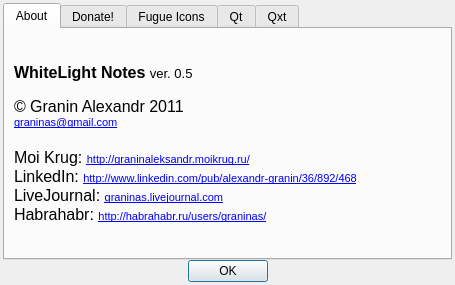
graninas/WhiteLightNotes, file src/aboutdialog.ui: the form before one commit.
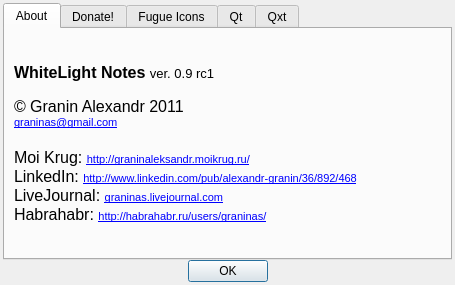
The form after the commit. Icons and pictures are not drawn.

Diff of the .ui file:
```diff
--- a/src/aboutdialog.ui
+++ b/src/aboutdialog.ui
@@ -47,10 +47,10 @@
 &lt;html&gt;&lt;head&gt;&lt;meta name=&quot;qrichtext&quot; content=&quot;1&quot; /&gt;&lt;style type=&quot;text/css&quot;&gt;
 p, li { white-space: pre-wrap; }
 &lt;/style&gt;&lt;/head&gt;&lt;body style=&quot; font-family:'MS Shell Dlg 2'; font-size:8.25pt; font-weight:400; font-style:normal;&quot;&gt;
-&lt;p style=&quot; margin-top:0px; margin-bottom:0px; margin-left:0px; margin-right:0px; -qt-block-indent:0; text-indent:0px;&quot;&gt;&lt;span style=&quot; font-size:12pt; font-weight:600;&quot;&gt;WhiteLight Notes &lt;/span&gt;&lt;span style=&quot; font-size:10pt;&quot;&gt;ver. 0.5&lt;/span&gt;&lt;/p&gt;
+&lt;p style=&quot; margin-top:0px; margin-bottom:0px; margin-left:0px; margin-right:0px; -qt-block-indent:0; text-indent:0px;&quot;&gt;&lt;span style=&quot; font-size:12pt; font-weight:600;&quot;&gt;WhiteLight Notes &lt;/span&gt;&lt;span style=&quot; font-size:10pt;&quot;&gt;ver. 0.9 rc1&lt;/span&gt;&lt;/p&gt;
 &lt;p style=&quot;-qt-paragraph-type:empty; margin-top:0px; margin-bottom:0px; margin-left:0px; margin-right:0px; -qt-block-indent:0; text-indent:0px; font-size:10pt;&quot;&gt;&lt;/p&gt;
 &lt;p style=&quot; margin-top:0px; margin-bottom:0px; margin-left:0px; margin-right:0px; -qt-block-indent:0; text-indent:0px;&quot;&gt;&lt;span style=&quot; font-size:12pt;&quot;&gt;© Granin Alexandr 2011&lt;/span&gt;&lt;/p&gt;
-&lt;p style=&quot; margin-top:0px; margin-bottom:0px; margin-left:0px; margin-right:0px; -qt-block-indent:0; text-indent:0px;&quot;&gt;&lt;a href=&quot;graninas@gmail.com&quot;&gt;&lt;span style=&quot; text-decoration: underline; color:#0000ff;&quot;&gt;graninas@gmail.com&lt;/span&gt;&lt;/a&gt;&lt;/p&gt;
+&lt;p style=&quot; margin-top:0px; margin-bottom:0px; margin-left:0px; margin-right:0px; -qt-block-indent:0; text-indent:0px;&quot;&gt;&lt;a href=&quot;graninas@gmail.com&quot;&gt;&lt;span style=&quot; font-size:8pt; text-decoration: underline; color:#0000ff;&quot;&gt;graninas@gmail.com&lt;/span&gt;&lt;/a&gt;&lt;/p&gt;
 &lt;p style=&quot;-qt-paragraph-type:empty; margin-top:0px; margin-bottom:0px; margin-left:0px; margin-right:0px; -qt-block-indent:0; text-indent:0px; font-size:12pt;&quot;&gt;&lt;/p&gt;
 &lt;p style=&quot; margin-top:0px; margin-bottom:0px; margin-left:0px; margin-right:0px; -qt-block-indent:0; text-indent:0px;&quot;&gt;&lt;span style=&quot; font-size:12pt;&quot;&gt;Moi Krug: &lt;/span&gt;&lt;a href=&quot;http://graninaleksandr.moikrug.ru/&quot;&gt;&lt;span style=&quot; font-size:8pt; text-decoration: underline; color:#0000ff;&quot;&gt;http://graninaleksandr.moikrug.ru/&lt;/span&gt;&lt;/a&gt;&lt;/p&gt;
 &lt;p style=&quot; margin-top:0px; margin-bottom:0px; margin-left:0px; margin-right:0px; -qt-block-indent:0; text-indent:0px;&quot;&gt;&lt;span style=&quot; font-size:12pt;&quot;&gt;LinkedIn: &lt;/span&gt;&lt;a href=&quot;http://www.linkedin.com/pub/alexandr-granin/36/892/468&quot;&gt;&lt;span style=&quot; font-size:8pt; text-decoration: underline; color:#0000ff;&quot;&gt;http://www.linkedin.com/pub/alexandr-granin/36/892/468&lt;/span&gt;&lt;/a&gt;&lt;/p&gt;
```
